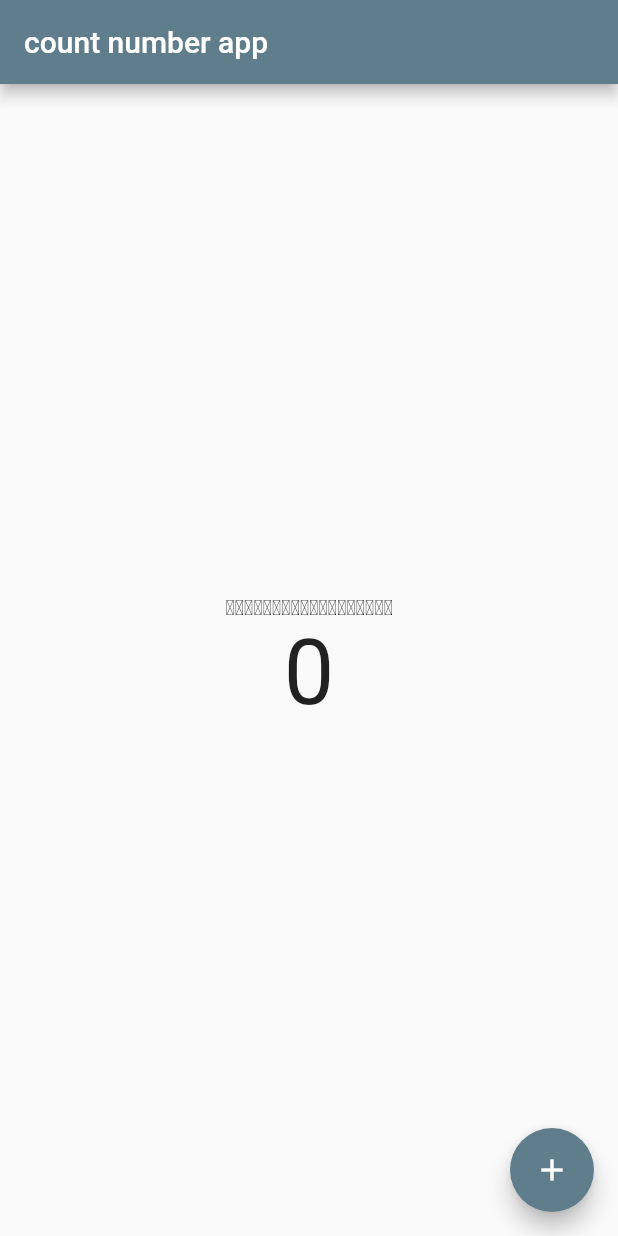
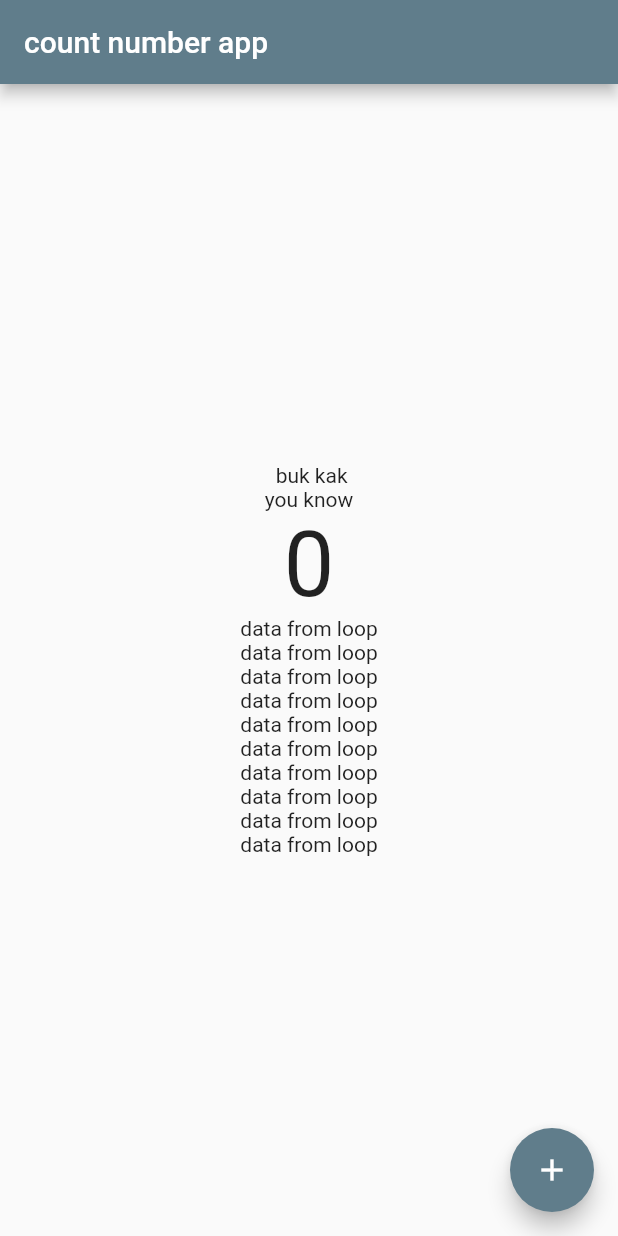
Before and after one commit to konglaodev/flutter_learn, a Flutter app: the screen it shows after launch, on a phone screen of 412 x 824 dp. Run offline on Flutter 3.47's test engine with Material 2 defaults, Android fonts, the phone set to English and light mode, and no system bars.

Commit message:
Listview and looop

```diff
--- a/lib/main.dart
+++ b/lib/main.dart
@@ -24,6 +24,16 @@ class _MyHomePageState extends State<MyHomePage> {
   int number = 0;
   @override
   Widget build(BuildContext context) {
+    List<Widget> data = [];
+    data.add(Text(" buk kak"));
+    data.add(Text(" you know "));
+    data.add(Text(
+      number.toString(),
+      style: TextStyle(fontSize: 60),
+    ));
+    for (var i = 0; i < 10; i++) {
+      data.add(Text("data from loop"));
+    }
     return Scaffold(
       appBar: AppBar(
         title: const Text("count number app"),
@@ -31,13 +41,7 @@ class _MyHomePageState extends State<MyHomePage> {
       body: Center(
           child: Column(
         mainAxisAlignment: MainAxisAlignment.center,
-        children: [
-          Text("ກົດປຸ່ມເພີ່ມຈຳນວນ"),
-          Text(
-            number.toString(),
-            style: TextStyle(fontSize: 60),
-          ),
-        ],
+        children: data,
       )),
       floatingActionButton: FloatingActionButton(
         onPressed: addNumber,
```
